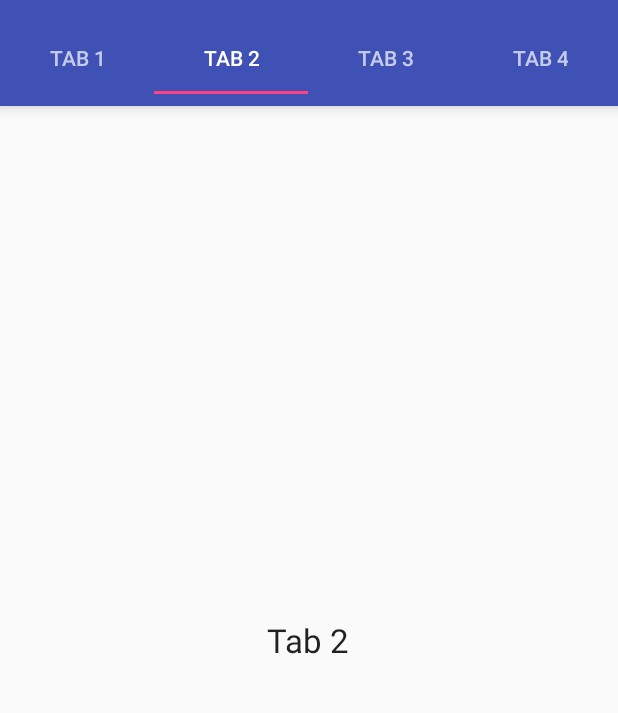
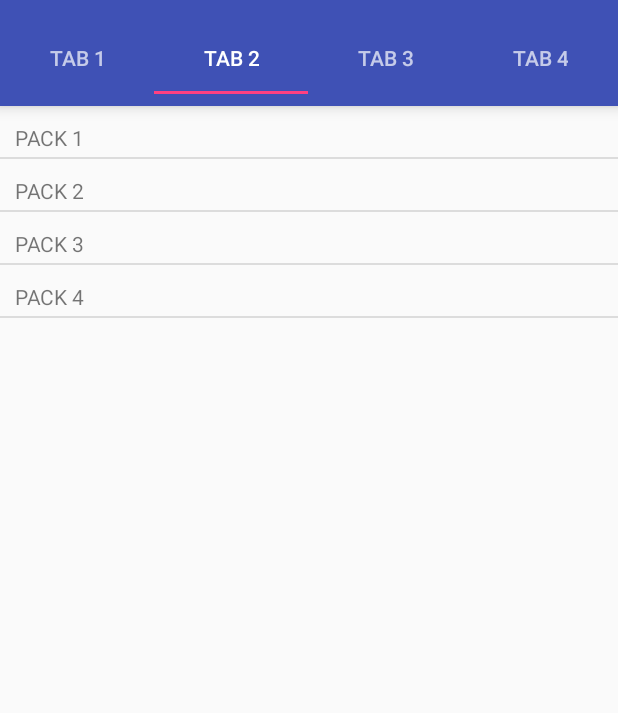
Before and after one commit to iank007/culinar, an Android app: the CurtnerFragment1 screen opened directly, with no data from a screen before it, tab 2 chosen, on a phone screen of 412 x 824 dp, the part 62-775 px from its top. Run offline under Robolectric (Android 15) with nearby library versions, the phone set to English and light mode, and no system bars.

```diff
--- /dev/null
+++ b/app/src/main/java/com/example/bojansolution/culinar/Adapter/DriverListViewAdapter.java
@@ -0,0 +1,65 @@
+package com.example.bojansolution.culinar.Adapter;
+
+import android.content.Context;
+import android.view.LayoutInflater;
+import android.view.View;
+import android.view.ViewGroup;
+import android.widget.BaseAdapter;
+import android.widget.TextView;
+
+import com.example.bojansolution.culinar.R;
+import com.example.bojansolution.culinar.model.DriverPopulation;
+
+import java.sql.Driver;
+import java.util.List;
+
+/**
+ * Created by bojan solution on 14/02/2018.
+ */
+
+public class DriverListViewAdapter extends BaseAdapter {
+
+    Context context;
+    LayoutInflater inflater;
+    private List<DriverPopulation> drivers;
+
+    public DriverListViewAdapter(Context context, List<DriverPopulation> drivers) {
+        this.context = context;
+        inflater = LayoutInflater.from(context);
+        this.drivers = drivers;
+    }
+
+    public class ViewHolder {
+        DriverPopulation driver;
+        TextView textDriverName;
+    }
+
+    @Override
+    public int getCount() {
+        return drivers.size();
+    }
+
+    @Override
+    public DriverPopulation getItem(int position) {
+        return drivers.get(position);
+    }
+
+    @Override
+    public long getItemId(int position) {
+        return position;
+    }
+
+    @Override
+    public View getView(int position, View convertView, ViewGroup parent) {
+        convertView = inflater.inflate(R.layout.driver_list, null);
+        ViewHolder holder = new ViewHolder();
+        holder.driver = drivers.get(position);
+        holder.textDriverName = (TextView) convertView.findViewById(R.id.labelDriverName);
+        convertView.setTag(holder);
+        holder.textDriverName.setText(holder.driver.getDriverName());
+
+        final String driverName = drivers.get(position).getDriverName();
+
+        return convertView;
+    }
+}
--- /dev/null
+++ b/app/src/main/java/com/example/bojansolution/culinar/Adapter/PackageListViewAdapter.java
@@ -0,0 +1,65 @@
+package com.example.bojansolution.culinar.Adapter;
+
+import android.content.Context;
+import android.view.LayoutInflater;
+import android.view.View;
+import android.view.ViewGroup;
+import android.widget.BaseAdapter;
+import android.widget.TextView;
+
+import com.example.bojansolution.culinar.R;
+import com.example.bojansolution.culinar.model.PackagePopulation;
+
+import java.util.List;
+
+/**
+ * Created by bojan solution on 04/02/2018.
+ */
+
+public class PackageListViewAdapter extends BaseAdapter {
+
+    Context context;
+    LayoutInflater inflater;
+    private List<PackagePopulation> packages;
+
+    public PackageListViewAdapter(Context context, List<PackagePopulation> packages) {
+        this.context = context;
+        inflater = LayoutInflater.from(context);
+        this.packages = packages;
+    }
+
+    public class ViewHolder {
+        PackagePopulation packageData;
+        TextView packageName;
+    }
+
+    @Override
+    public int getCount() {
+        return packages.size();
+    }
+
+    @Override
+    public PackagePopulation getItem(int position) {
+        return packages.get(position);
+    }
+
+    @Override
+    public long getItemId(int position) {
+        return position;
+    }
+
+    @Override
+    public View getView(int position, View convertView, ViewGroup parent) {
+        convertView = inflater.inflate(R.layout.package_list, null);
+        ViewHolder holder = new ViewHolder();
+        holder.packageData = packages.get(position);
+        holder.packageName = (TextView) convertView.findViewById(R.id.labelPackageName);
+        convertView.setTag(holder);
+        holder.packageName.setText(holder.packageData.getPackageName());
+
+        final int packageId = holder.packageData.getPackageId();
+        final String packageName = holder.packageData.getPackageName();
+
+        return convertView;
+    }
+}
--- a/app/src/main/java/com/example/bojansolution/culinar/Adapter/StoreListViewAdapter.java
+++ b/app/src/main/java/com/example/bojansolution/culinar/Adapter/StoreListViewAdapter.java
@@ -33,6 +33,10 @@ public class StoreListViewAdapter extends BaseAdapter {
         inflater = LayoutInflater.from(context);
         this.storePopulationArrayList = new ArrayList<>();
         this.storePopulationArrayList.addAll(storePopulations);
+    }
+
+    public void addChild(StorePopulation sp) {
+        storePopulations.add(sp);
     }
 
     public class ViewHolder {
--- a/app/src/main/java/com/example/bojansolution/culinar/CurtnerFragment2.java
+++ b/app/src/main/java/com/example/bojansolution/culinar/CurtnerFragment2.java
@@ -5,6 +5,13 @@ import android.os.Bundle;
 import android.view.LayoutInflater;
 import android.view.View;
 import android.view.ViewGroup;
+import android.widget.ListView;
+
+import com.example.bojansolution.culinar.Adapter.PackageListViewAdapter;
+import com.example.bojansolution.culinar.model.PackagePopulation;
+
+import java.util.ArrayList;
+import java.util.List;
 
 /**
  * Created by bojan solution on 28/01/2018.
@@ -12,8 +19,26 @@ import android.view.ViewGroup;
 
 public class CurtnerFragment2 extends Fragment {
 
+    PackageListViewAdapter adapter;
+    ListView listView;
+    List<PackagePopulation> packages;
+    String[] packageNames;
+
     @Override
     public View onCreateView(LayoutInflater inflater, ViewGroup containter, Bundle savedInstanceState) {
-        return inflater.inflate(R.layout.tab_curtner_2, containter, false);
+        View view = inflater.inflate(R.layout.tab_curtner_2, containter, false);
+
+        // set data
+        listView = (ListView) view.findViewById(R.id.listPackage);
+        packageNames = new String[] { "PACK 1", "PACK 2", "PACK 3", "PACK 4" };
+        packages = new ArrayList<>();
+        for(int i=0;i<packageNames.length;i++) {
+            PackagePopulation packageData = new PackagePopulation(i, packageNames[i]);
+            packages.add(packageData);
+        }
+        adapter = new PackageListViewAdapter(getActivity(), packages);
+        listView.setAdapter(adapter);
+
+        return view;
     }
 }
--- a/app/src/main/java/com/example/bojansolution/culinar/CurtnerFragment3.java
+++ b/app/src/main/java/com/example/bojansolution/culinar/CurtnerFragment3.java
@@ -5,6 +5,13 @@ import android.os.Bundle;
 import android.view.LayoutInflater;
 import android.view.View;
 import android.view.ViewGroup;
+import android.widget.ListView;
+
+import com.example.bojansolution.culinar.Adapter.DriverListViewAdapter;
+import com.example.bojansolution.culinar.model.DriverPopulation;
+
+import java.util.ArrayList;
+import java.util.List;
 
 /**
  * Created by bojan solution on 28/01/2018.
@@ -12,8 +19,26 @@ import android.view.ViewGroup;
 
 public class CurtnerFragment3 extends Fragment {
 
+    DriverListViewAdapter adapter;
+    ListView listView;
+    List<DriverPopulation> drivers;
+    String[] driverNames;
+
     @Override
     public View onCreateView(LayoutInflater inflater, ViewGroup container, Bundle savedInstanceState) {
-        return inflater.inflate(R.layout.tab_curtner_3, container, false);
+        View view = inflater.inflate(R.layout.tab_curtner_3, container, false);
+
+        // set data
+        listView = (ListView) view.findViewById(R.id.listDriver);
+        driverNames = new String[] {"januar", "muhtadiin", "ojan"};
+        drivers = new ArrayList<>();
+        for(int i=0;i<driverNames.length;i++) {
+            DriverPopulation driver = new DriverPopulation(i,driverNames[i]);
+            drivers.add(driver);
+        }
+        adapter = new DriverListViewAdapter(getActivity(), drivers);
+        listView.setAdapter(adapter);
+
+        return view;
     }
 }
--- /dev/null
+++ b/app/src/main/java/com/example/bojansolution/culinar/model/DriverPopulation.java
@@ -0,0 +1,24 @@
+package com.example.bojansolution.culinar.model;
+
+/**
+ * Created by bojan solution on 14/02/2018.
+ */
+
+public class DriverPopulation {
+    private int driverId;
+    private String driverName;
+    private String driverStatus;
+
+    public DriverPopulation(int driverId, String driverName) {
+        this.driverId = driverId;
+        this.driverName = driverName;
+        this.driverStatus = "available";
+    }
+
+    public int getDriverId() {
+        return driverId;
+    }
+    public String getDriverName() {
+        return driverName;
+    }
+}
--- /dev/null
+++ b/app/src/main/java/com/example/bojansolution/culinar/model/PackagePopulation.java
@@ -0,0 +1,19 @@
+package com.example.bojansolution.culinar.model;
+
+/**
+ * Created by bojan solution on 04/02/2018.
+ */
+
+public class PackagePopulation {
+
+    private int packageId;
+    private String packageName;
+
+    public PackagePopulation(int packageId, String packageName) {
+        this.packageId = packageId;
+        this.packageName = packageName;
+    }
+
+    public int getPackageId() { return packageId; }
+    public String getPackageName() { return  packageName; }
+}
--- /dev/null
+++ b/app/src/main/res/layout/package_list.xml
@@ -0,0 +1,20 @@
+<?xml version="1.0" encoding="utf-8"?>
+<android.support.constraint.ConstraintLayout
+    xmlns:android="http://schemas.android.com/apk/res/android" android:layout_width="match_parent"
+    android:layout_height="match_parent"
+    xmlns:app="http://schemas.android.com/apk/res-auto">
+
+    <TextView
+        android:id="@+id/labelPackageName"
+        android:layout_width="wrap_content"
+        android:layout_height="wrap_content"
+        android:layout_marginStart="8dp"
+        android:layout_marginTop="8dp"
+        android:paddingBottom="3dp"
+        android:paddingLeft="2dp"
+        android:paddingTop="3dp"
+        android:text="@string/textId"
+        app:layout_constraintStart_toStartOf="parent"
+        app:layout_constraintTop_toTopOf="parent" />
+
+</android.support.constraint.ConstraintLayout>
--- a/app/src/main/res/layout/tab_curtner_2.xml
+++ b/app/src/main/res/layout/tab_curtner_2.xml
@@ -4,12 +4,11 @@
     android:layout_height="match_parent"
     android:orientation="vertical">
 
-    <TextView
-        android:id="@+id/textView"
-        android:layout_width="wrap_content"
-        android:layout_height="wrap_content"
-        android:layout_centerInParent="true"
-        android:text="Tab 2"
-        android:textAppearance="?android:attr/textAppearanceLarge"/>
+    <ListView
+        android:id="@+id/listPackage"
+        android:layout_width="fill_parent"
+        android:layout_height="match_parent"
+        android:layout_alignParentStart="true"
+        android:layout_centerVertical="true" />
 
 </RelativeLayout>
--- a/build.gradle
+++ b/build.gradle
@@ -1,6 +1,7 @@
 // Top-level build file where you can add configuration options common to all sub-projects/modules.
 
 buildscript {
+    ext.kotlin_version = '1.1.60'
 
     repositories {
         google()
@@ -9,6 +10,7 @@ buildscript {
     dependencies {
         classpath 'com.android.tools.build:gradle:3.0.1'
         classpath 'com.google.gms:google-services:3.1.0'
+        classpath "org.jetbrains.kotlin:kotlin-gradle-plugin:$kotlin_version"
 
         // NOTE: Do not place your application dependencies here; they belong
         // in the individual module build.gradle files
```
Also changed, not shown: app/build.gradle (+7 -0 lines), app/src/main/java/com/example/bojansolution/culinar/Adapter/OrderListViewAdapter.java (+5 -5 lines), app/src/main/java/com/example/bojansolution/culinar/MainActivity.java (+22 -3 lines), app/src/main/java/com/example/bojansolution/culinar/model/Curtner.java (added, +44 -0 lines), app/src/main/java/com/example/bojansolution/culinar/repository/CurtnerDBHandler.java (deleted, +0 -41 lines), app/src/main/java/com/example/bojansolution/culinar/repository/CurtnerRepository.java (added, +61 -0 lines), app/src/main/res/layout/driver_list.xml (added, +20 -0 lines), app/src/main/res/layout/tab_curtner_3.xml (+6 -7 lines), 1 other file.
